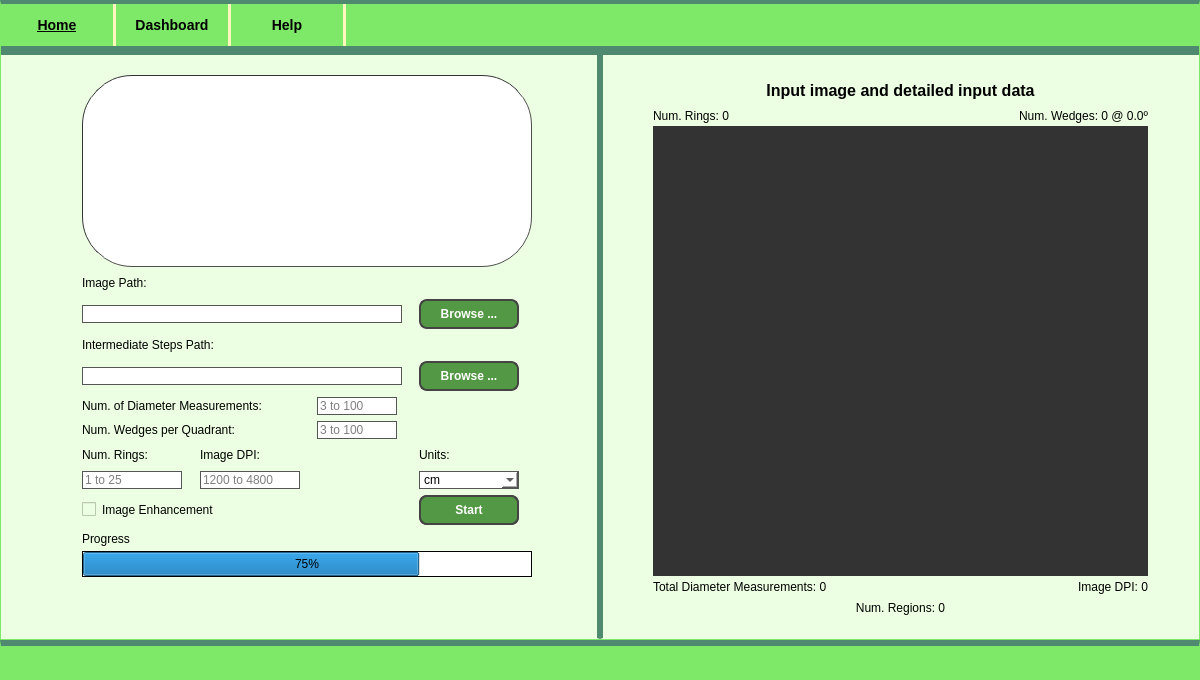
Before: the Qt Designer form Sprout.ui in JeanOC19/ICOM5047, drawn with Qt 5.
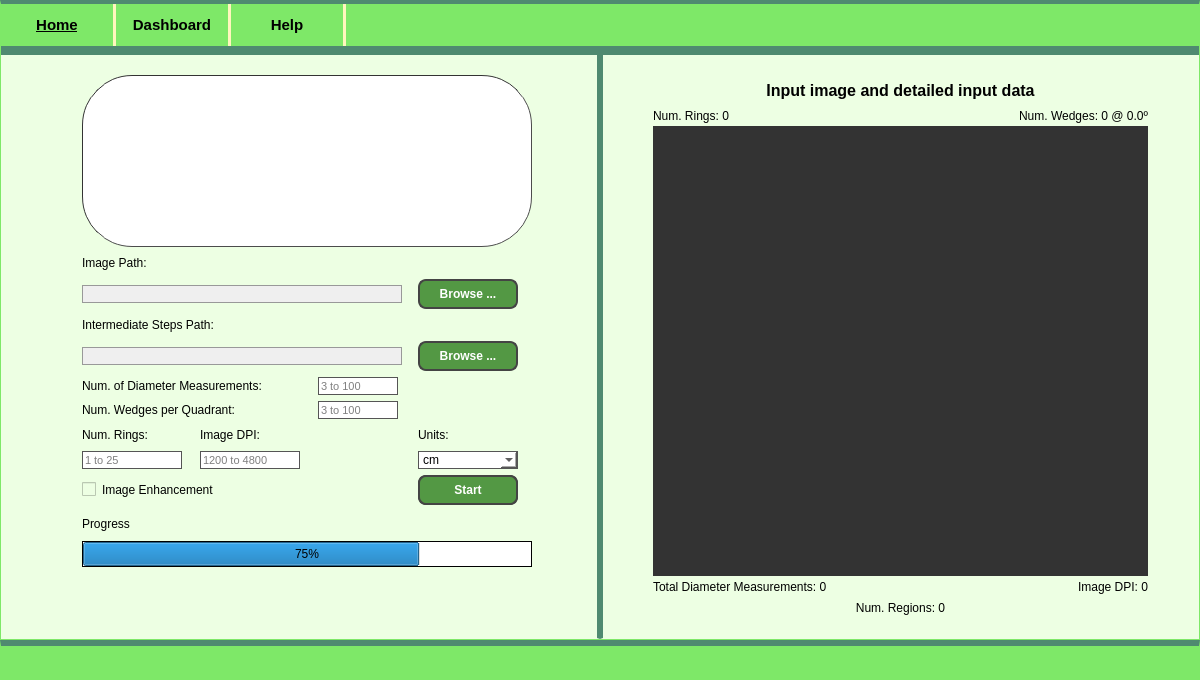
After: the same form once the commit is applied. The open tabs and pages were chosen to show the change. Icons and pictures are not drawn.

```diff
--- a/Sprout.ui
+++ b/Sprout.ui
@@ -136,7 +136,7 @@
 	border-right-style: outset;
 	border-width: 0px 3px 0px 0px;
 	border-color: #FFF6BD;
-	font: bold 14px;
+	font: bold 15px;
 	height: 30px;
 	width: 100px;
 	padding: 6px;
@@ -523,6 +523,7 @@
 	border: 1px solid #555555;
 }
 QWidget{
+	font: 9pt;
 	background-color:white;
 	border: 1px solid #555555;
 }</string>
@@ -563,8 +564,10 @@
  the fiber density of a bamboo cross-section.</string>
                   </property>
                   <property name="styleSheet">
-                   <string notr="true">background-color:white;
-border: 1px solid #555555;</string>
+                   <string notr="true">background-color: #efefef;
+border: 1px solid #999999;
+color: #555555;
+font: 8pt;</string>
                   </property>
                   <property name="text">
                    <string/>
@@ -577,7 +580,8 @@
                 <item row="6" column="1" colspan="2">
                  <widget class="QLabel" name="label_numWedges">
                   <property name="styleSheet">
-                   <string notr="true">border-width: 0px;</string>
+                   <string notr="true">border-width: 0px; 
+font: 9pt;</string>
                   </property>
                   <property name="text">
                    <string>Num. Wedges per Quadrant:</string>
@@ -593,7 +597,8 @@
                    </size>
                   </property>
                   <property name="styleSheet">
-                   <string notr="true">border-width: 0px; </string>
+                   <string notr="true">border-width: 0px; 
+font: 9pt;</string>
                   </property>
                   <property name="text">
                    <string>Image Path: </string>
@@ -653,7 +658,7 @@
 	border: 2px solid #444444;
 	border-radius: 8px;
 	color:white;
-	font: bold;
+	font: bold 9pt;
 }</string>
                    </property>
                    <property name="text">
@@ -1130,7 +1135,7 @@
 	border: 2px solid #444444;
 	border-radius: 8px;
 	color:white;
-	font: bold;
+	font: bold 9pt;
 }
 QPushButton:disabled{
 	background-color: #A0B0A0;
@@ -1151,7 +1156,8 @@
                    </size>
                   </property>
                   <property name="styleSheet">
-                   <string notr="true">border-width: 0px;</string>
+                   <string notr="true">border-width: 0px; 
+font: 9pt;</string>
                   </property>
                   <property name="text">
                    <string>Num. Rings:</string>
@@ -1160,8 +1166,15 @@
                 </item>
                 <item row="5" column="1" colspan="2">
                  <widget class="QLabel" name="label_numMeasurements">
+                  <property name="minimumSize">
+                   <size>
+                    <width>250</width>
+                    <height>0</height>
+                   </size>
+                  </property>
                   <property name="styleSheet">
-                   <string notr="true">border-width: 0px;</string>
+                   <string notr="true">border-width: 0px; 
+font: 9pt;</string>
                   </property>
                   <property name="text">
                    <string>Num. of Diameter Measurements:</string>
@@ -1187,8 +1200,10 @@
  steps will be save.</string>
                   </property>
                   <property name="styleSheet">
-                   <string notr="true">background-color:white;
-border: 1px solid #555555;</string>
+                   <string notr="true">background-color: #efefef;
+border: 1px solid #999999;
+color: #555555;
+font: 8pt;</string>
                   </property>
                   <property name="text">
                    <string/>
@@ -1221,16 +1236,16 @@
                   </property>
                   <layout class="QGridLayout" name="gridLayout_5">
                    <property name="leftMargin">
-                    <number>20</number>
+                    <number>10</number>
                    </property>
                    <property name="topMargin">
-                    <number>20</number>
+                    <number>10</number>
                    </property>
                    <property name="rightMargin">
-                    <number>20</number>
+                    <number>10</number>
                    </property>
                    <property name="bottomMargin">
-                    <number>20</number>
+                    <number>10</number>
                    </property>
                    <item row="0" column="0">
                     <widget class="QLabel" name="label_9">
@@ -1269,7 +1284,7 @@
                   <property name="minimumSize">
                    <size>
                     <width>450</width>
-                    <height>50</height>
+                    <height>60</height>
                    </size>
                   </property>
                   <property name="styleSheet">
@@ -1288,7 +1303,7 @@
                    <property name="geometry">
                     <rect>
                      <x>0</x>
-                     <y>20</y>
+                     <y>30</y>
                      <width>450</width>
                      <height>26</height>
                     </rect>
@@ -1307,6 +1322,7 @@
 border-color: black;
 border-width: 1px 1px 1px 1px;
 border-style: inset;
+font: 9pt
 </string>
                    </property>
                    <property name="inputMethodHints">
@@ -1334,17 +1350,24 @@
                      <x>0</x>
                      <y>0</y>
                      <width>97</width>
-                     <height>16</height>
+                     <height>25</height>
                     </rect>
                    </property>
+                   <property name="minimumSize">
+                    <size>
+                     <width>0</width>
+                     <height>25</height>
+                    </size>
+                   </property>
                    <property name="maximumSize">
                     <size>
                      <width>16777215</width>
-                     <height>20</height>
+                     <height>30</height>
                     </size>
                    </property>
                    <property name="styleSheet">
-                    <string notr="true">border-width: 0px;</string>
+                    <string notr="true">border-width: 0px; 
+font: 9pt;</string>
                    </property>
                    <property name="text">
                     <string>Progress</string>
@@ -1363,6 +1386,7 @@
                   <property name="styleSheet">
                    <string notr="true">QWidget{
 	background-color: #EDFFE3;
+	font: 9pt;
 	border: 0px
 }</string>
                   </property>
@@ -1386,7 +1410,8 @@
                    <enum>Qt::LeftToRight</enum>
                   </property>
                   <property name="styleSheet">
-                   <string notr="true">border-width: 0px;</string>
+                   <string notr="true">border-width: 0px; 
+font: 9pt;</string>
                   </property>
                   <property name="text">
                    <string>Image DPI:</string>
@@ -1618,7 +1643,7 @@
 	border: 2px solid #444444;
 	border-radius: 8px;
 	color:white;
-	font: bold;
+	font: bold 9pt;
 }
 QPushButton:disabled{
 	background-color: #A0B0A0;
@@ -1654,7 +1679,8 @@
                   </property>
                   <property name="styleSheet">
                    <string notr="true">background-color:white;
-border: 1px solid #555555;</string>
+border: 1px solid #555555;
+font: 8pt;</string>
                   </property>
                   <property name="inputMask">
                    <string/>
@@ -1679,7 +1705,8 @@
                    </size>
                   </property>
                   <property name="styleSheet">
-                   <string notr="true">border-width: 0px;</string>
+                   <string notr="true">border-width: 0px; 
+font: 9pt;</string>
                   </property>
                   <property name="text">
                    <string>Units:</string>
@@ -1695,7 +1722,8 @@
                    </size>
                   </property>
                   <property name="styleSheet">
-                   <string notr="true">border-width: 0px;</string>
+                   <string notr="true">border-width: 0px; 
+font: 9pt;</string>
                   </property>
                   <property name="text">
                    <string>Intermediate Steps Path: </string>
@@ -1726,7 +1754,8 @@
                   </property>
                   <property name="styleSheet">
                    <string notr="true">background-color:white;
-border: 1px solid #555555;</string>
+border: 1px solid #555555;
+font: 8pt;</string>
                   </property>
                   <property name="inputMask">
                    <string/>
@@ -1763,7 +1792,8 @@
                   </property>
                   <property name="styleSheet">
                    <string notr="true">background-color:white;
-border: 1px solid #555555;</string>
+border: 1px solid #555555;
+font: 8pt;</string>
                   </property>
                   <property name="inputMask">
                    <string/>
@@ -1803,7 +1833,8 @@
                   </property>
                   <property name="styleSheet">
                    <string notr="true">background-color:white;
-border: 1px solid #555555;</string>
+border: 1px solid #555555;
+font: 8pt;</string>
                   </property>
                   <property name="inputMask">
                    <string/>
```
Left out of the diff: 41 changed lines with no effect on the pictures.
